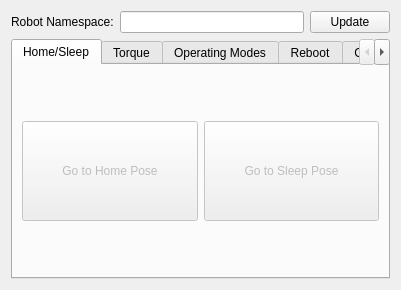
First picture: the form in interbotix_xs_toolbox/interbotix_xs_rviz/src/ui/interbotix_control_panel.ui, repository Interbotix/interbotix_ros_toolboxes, before the edit.
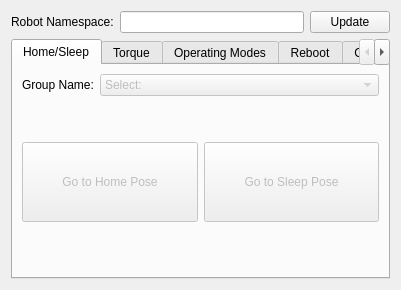
Second picture: the form after the edit.

What changed in the file:
```diff
--- a/interbotix_xs_toolbox/interbotix_xs_rviz/src/ui/interbotix_control_panel.ui
+++ b/interbotix_xs_toolbox/interbotix_xs_rviz/src/ui/interbotix_control_panel.ui
@@ -87,6 +87,62 @@
         </attribute>
         <layout class="QVBoxLayout" name="verticalLayout_3">
          <item>
+          <layout class="QVBoxLayout" name="verticalLayout_8">
+           <property name="topMargin">
+            <number>0</number>
+           </property>
+           <item>
+            <layout class="QHBoxLayout" name="horizontalLayout_4">
+             <property name="rightMargin">
+              <number>0</number>
+             </property>
+             <item>
+              <widget class="QLabel" name="label_homesleep_">
+               <property name="sizePolicy">
+                <sizepolicy hsizetype="Preferred" vsizetype="Maximum">
+                 <horstretch>0</horstretch>
+                 <verstretch>0</verstretch>
+                </sizepolicy>
+               </property>
+               <property name="text">
+                <string>Group Name:</string>
+               </property>
+              </widget>
+             </item>
+             <item>
+              <widget class="QComboBox" name="combobox_homesleep_name_">
+               <property name="enabled">
+                <bool>false</bool>
+               </property>
+               <property name="sizePolicy">
+                <sizepolicy hsizetype="Expanding" vsizetype="Fixed">
+                 <horstretch>0</horstretch>
+                 <verstretch>0</verstretch>
+                </sizepolicy>
+               </property>
+               <item>
+                <property name="text">
+                 <string>Select:</string>
+                </property>
+               </item>
+              </widget>
+             </item>
+            </layout>
+           </item>
+           <item>
+            <spacer name="verticalSpacer">
+             <property name="orientation">
+              <enum>Qt::Vertical</enum>
+             </property>
+             <property name="sizeHint" stdset="0">
+              <size>
+               <width>20</width>
+               <height>40</height>
+              </size>
+             </property>
+            </spacer>
+           </item>
+           <item>
           <layout class="QHBoxLayout" name="horizontalLayout">
            <item>
             <widget class="QPushButton" name="button_gotohome_">
@@ -94,11 +150,17 @@
               <bool>false</bool>
              </property>
              <property name="sizePolicy">
-              <sizepolicy hsizetype="Preferred" vsizetype="Preferred">
+                <sizepolicy hsizetype="Preferred" vsizetype="Minimum">
                <horstretch>0</horstretch>
                <verstretch>0</verstretch>
               </sizepolicy>
              </property>
+               <property name="minimumSize">
+                <size>
+                 <width>0</width>
+                 <height>80</height>
+                </size>
+               </property>
              <property name="maximumSize">
               <size>
                <width>16777215</width>
@@ -121,6 +183,12 @@
                <verstretch>0</verstretch>
               </sizepolicy>
              </property>
+               <property name="minimumSize">
+                <size>
+                 <width>0</width>
+                 <height>80</height>
+                </size>
+               </property>
              <property name="maximumSize">
               <size>
                <width>16777215</width>
@@ -135,6 +203,21 @@
           </layout>
          </item>
         </layout>
+         </item>
+         <item>
+          <spacer name="verticalSpacer_2">
+           <property name="orientation">
+            <enum>Qt::Vertical</enum>
+           </property>
+           <property name="sizeHint" stdset="0">
+            <size>
+             <width>20</width>
+             <height>40</height>
+            </size>
+           </property>
+          </spacer>
+         </item>
+        </layout>
        </widget>
        <widget class="QWidget" name="tab_torque_enable_">
         <property name="toolTip">
```
Left out of the diff: 23 changed lines with no effect on the pictures. Lines whose indentation alone changed are shown as unchanged.
